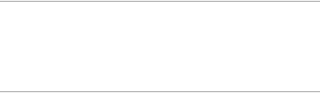
Before: the Qt Designer form game-of-go-qt-ui/game-of-go-qt-ui/scoreboardwidget.ui in Aylesworth/game-of-go, drawn with Qt 5.
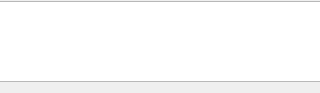
After: the same form once the commit is applied.

Patch:
```diff
--- a/game-of-go-qt-ui/game-of-go-qt-ui/scoreboardwidget.ui
+++ b/game-of-go-qt-ui/game-of-go-qt-ui/scoreboardwidget.ui
@@ -19,7 +19,7 @@
      <x>-5</x>
      <y>1</y>
      <width>331</width>
-     <height>91</height>
+     <height>81</height>
     </rect>
    </property>
   </widget>
```
